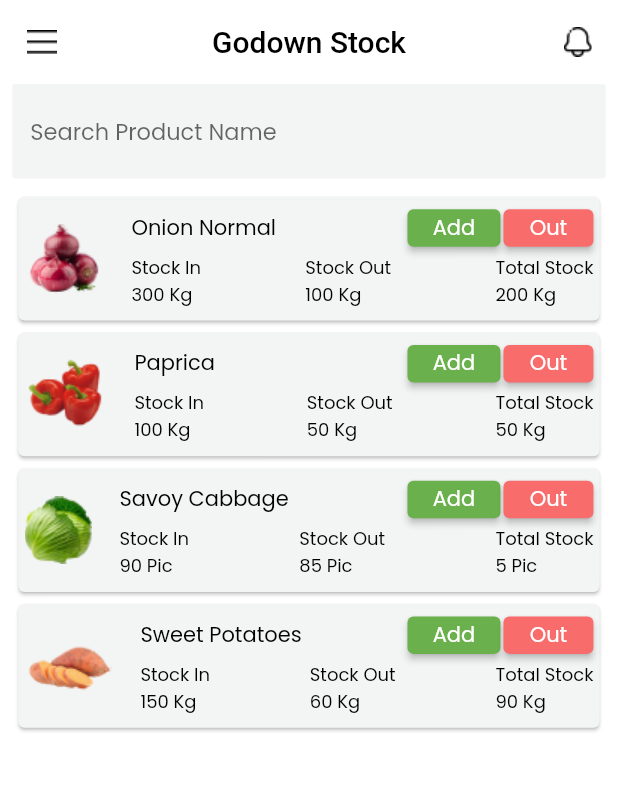
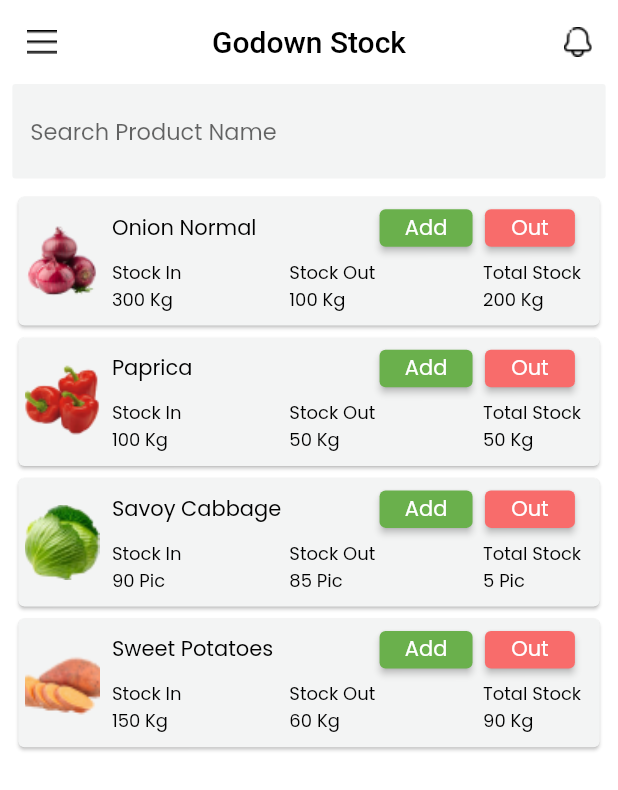
Before and after one commit to Neel-Paghadal/grocery_distributor, a Flutter app: the screen it shows after launch, on a phone screen of 412 x 824 dp. Shown: the top 790 px of the screen. Run offline on Flutter 3.47's test engine with Material 2 defaults, Android fonts, the phone set to English and light mode, and no system bars; our stand-ins replace flutter_svg, get.

Commit message:
add desgin godown stock

```diff
--- a/lib/Screens/godown_stock.dart
+++ b/lib/Screens/godown_stock.dart
@@ -39,13 +39,8 @@ class GodownPageState extends State<GodownPage>{
         style: TextStyle(color: Colors.black),),
       ),
       body: Column(
-        // mainAxisAlignment: MainAxisAlignment.spaceAround,
         children: [
           Padding(
-            // padding: EdgeInsets.only(
-            //     top: MediaQuery.of(context).size.height*0.01,//means phone screen ni adjust kre
-            //     right:12,
-            //     left: 12),
             padding: EdgeInsets.only(
               right: deviceWidth*0.02,left: deviceWidth*0.02,bottom: deviceHeight*0.01
             ),
@@ -57,10 +52,6 @@ class GodownPageState extends State<GodownPage>{
                     borderRadius: BorderRadius.circular(2),
                     borderSide: BorderSide.none
                 ),
-                // focusedBorder:  OutlineInputBorder(
-                //     borderRadius: BorderRadius.all(Radius.circular(2)),
-                //     borderSide: BorderSide(color: Colors.black)
-                // ),
                 hintStyle: TextStyle(
                     fontFamily: ConstFont.popinsRegular,
                     //fontWeight: FontWeight.w300,
@@ -89,9 +80,9 @@ class GodownPageState extends State<GodownPage>{
                             mainAxisSize: MainAxisSize.max,
                             children: [
                                 Image(image: AssetImage(productImage[index].toString()),
-                                ),
-                              SizedBox(
-                                width: 10,
+                                  fit: BoxFit.cover,
+                                  width:50,
+                                  height: 50,
                                 ),
                               Expanded(
                                 child: Column(
@@ -108,18 +99,20 @@ class GodownPageState extends State<GodownPage>{
                                                 fontSize: 14,
                                                 fontFamily: ConstFont.popinsRegular,
                                                 color: Colors.black,
-                                              //fontWeight: FontWeight.bold
                                             ),),
                                         ),
-                                           Row(
-                                            mainAxisAlignment: MainAxisAlignment.spaceAround,
+                                           Padding(
+                                             padding: EdgeInsets.only(left: deviceHeight*0.01,right: deviceHeight*0.01),
+                                             child: Row(
+                                              mainAxisAlignment: MainAxisAlignment.spaceBetween,
                                               children: [
-                                              Container(
+                                                Padding(
+                                                  padding: EdgeInsets.only(left: deviceWidth*0.01,right: deviceWidth*0.01),
+                                                  child: Container(
                                                     height:25,
                                                     width:62,
                                                     decoration: BoxDecoration(
                                                       borderRadius: BorderRadius.circular(2),
-                                                  // color: Color(0xff6AB04C)
                                                     ),
                                                     child: Center(
                                                       child: ElevatedButton(
@@ -133,15 +126,14 @@ class GodownPageState extends State<GodownPage>{
                                                       ),
                                                     ),
                                                   ),
-                                              SizedBox(
-                                                width: 2,
                                                 ),
-                                              Container(
+                                                Padding(
+                                                  padding: EdgeInsets.only(left: deviceWidth*0.01,right: deviceWidth*0.01),
+                                                  child: Container(
                                                     height: 25,
                                                     width: 60,
                                                     decoration: BoxDecoration(
                                                       borderRadius: BorderRadius.circular(2),
-                                                  // color: Color(0xffF86C6B)
                                                     ),
                                                     child: Center(
                                                       child: ElevatedButton(
@@ -154,16 +146,15 @@ class GodownPageState extends State<GodownPage>{
                                                         ),),
                                                       ),
                                                     ),
+                                                  ),
                                                 )
                                               ],
                                           ),
+                                           ),
                                       ],
                                     ),
-                                    SizedBox(
-                                      height: 5,
-                                    ),
                                     Padding(
-                                       padding: EdgeInsets.only(left: deviceHeight*0.01),
+                                       padding: EdgeInsets.only(left: deviceHeight*0.01,top: deviceHeight*0.01,right: deviceHeight*0.01),
                                        child: Row(
                                          mainAxisAlignment: MainAxisAlignment.spaceBetween,
                                         children: [
@@ -202,7 +193,6 @@ class GodownPageState extends State<GodownPage>{
           )
         ],
       ),
-
     );
   }
 }
```
Lines whose indentation alone changed are shown as unchanged.
